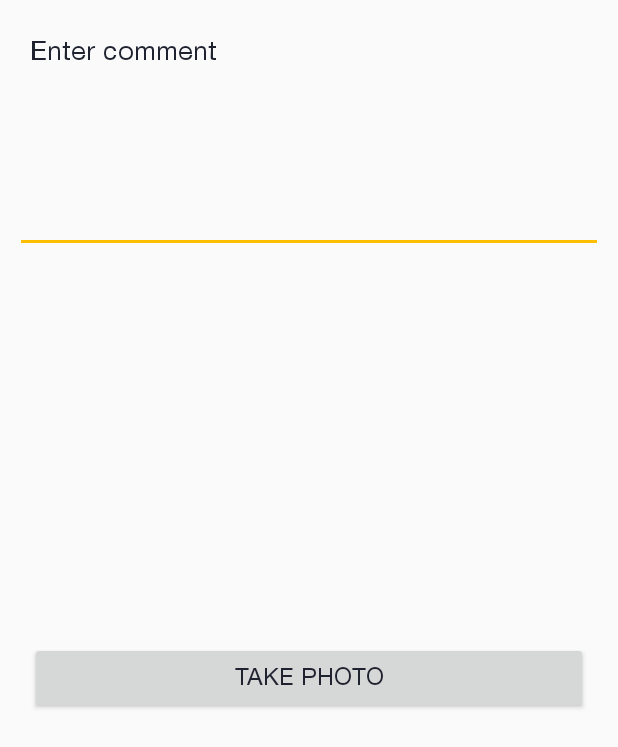
After one commit to AlexMoud/android-kitchener-map, an Android app: the SendMailActivity screen opened directly, with no data from a screen before it, on a phone screen of 412 x 824 dp. The commit adds this screen. Shown: the top 747 px of the screen. Run offline under Robolectric (Android 15) with nearby library versions, the phone set to English and light mode, and no system bars; network calls fail.

Commit message:
Added email functionality

```diff
--- /dev/null
+++ b/app/src/main/java/gr/hua/it21533/kitchenerMap/activities/SendMailActivity.kt
@@ -0,0 +1,109 @@
+package gr.hua.it21533.kitchenerMap.activities
+
+import android.app.Activity
+import android.content.Intent
+import android.graphics.BitmapFactory
+import android.net.Uri
+import android.os.Bundle
+import android.os.Environment
+import android.provider.MediaStore
+import android.support.v4.content.FileProvider
+import android.support.v7.app.AppCompatActivity
+import android.view.View
+import android.widget.Toast
+import kotlinx.android.synthetic.main.activity_send_mail.*
+import java.io.File
+import java.io.IOException
+import java.text.SimpleDateFormat
+import java.util.*
+
+class SendMailActivity : AppCompatActivity() {
+
+    private val TAG = "SEND_MAIL_ACTIVITY"
+    private val REQUEST_TAKE_PHOTO = 1
+    private var latitude: Double? = null
+    private var longitude: Double? = null
+    private var userComment: String? = null
+    lateinit var currentPhotoPath: String
+
+    override fun onCreate(savedInstanceState: Bundle?) {
+        super.onCreate(savedInstanceState)
+        setContentView(gr.hua.it21533.kitchenerMap.R.layout.activity_send_mail)
+        latitude = intent.getDoubleExtra("latitude", 0.0)
+        longitude = intent.getDoubleExtra("longitude", 0.0)
+        feedback_takePhoto_btn.setOnClickListener {
+            dispatchTakePictureIntent()
+        }
+    }
+
+    override fun onActivityResult(requestCode: Int, resultCode: Int, data: Intent?) {
+        if (requestCode == REQUEST_TAKE_PHOTO && resultCode == Activity.RESULT_OK) {
+            val takenImage = BitmapFactory.decodeFile(currentPhotoPath)
+            takenImage_view.setImageBitmap(takenImage)
+            takenImagePath_text.text = currentPhotoPath
+            initSendMailButton()
+        }
+    }
+
+    private fun initSendMailButton() {
+        feedback_sendMail_btn.visibility = View.VISIBLE
+        feedback_sendMail_btn.setOnClickListener {
+            userComment = user_email_comment.text.toString()
+            if (userComment.equals("")) {
+                Toast.makeText(this, "You must provide us with a comment...", Toast.LENGTH_SHORT).show()
+            } else {
+                val emailIntent = Intent(android.content.Intent.ACTION_SEND)
+                emailIntent.type = "image/*"
+                emailIntent.putExtra(android.content.Intent.EXTRA_EMAIL, arrayOf("alexmoud5@gmail.com"))
+                emailIntent.putExtra(android.content.Intent.EXTRA_SUBJECT, "Coordinates $latitude, $longitude")
+                emailIntent.putExtra(android.content.Intent.EXTRA_TEXT, userComment)
+                emailIntent.addFlags(Intent.FLAG_GRANT_READ_URI_PERMISSION)
+                val fileName = File(currentPhotoPath.substringAfterLast("/"))
+                emailIntent.putExtra(
+                    Intent.EXTRA_STREAM,
+                    Uri.parse("content://gr.hua.it21533.kitchenerMap.fileprovider/my_images/$fileName")
+                )
+                startActivity(Intent.createChooser(emailIntent, "Send mail..."))
+            }
+        }
+    }
+
+    @Throws(IOException::class)
+    private fun createImageFile(): File {
+        // Create an image file name
+        val timeStamp: String = SimpleDateFormat("yyyyMMdd_HHmmss").format(Date())
+        val storageDir: File = this!!.getExternalFilesDir(Environment.DIRECTORY_PICTURES)
+        return File.createTempFile(
+            "JPEG_${timeStamp}_", /* prefix */
+            ".jpg", /* suffix */
+            storageDir /* directory */
+        ).apply {
+            // Save a file: path for use with ACTION_VIEW intents
+            currentPhotoPath = absolutePath
+        }
+    }
+
+    private fun dispatchTakePictureIntent() {
+        Intent(MediaStore.ACTION_IMAGE_CAPTURE).also { takePictureIntent ->
+            // Ensure that there's a camera activity to handle the intent
+            takePictureIntent.resolveActivity(this.packageManager)?.also {
+                // Create the File where the photo should go
+                val photoFile: File? = try {
+                    createImageFile()
+                } catch (ex: IOException) {
+                    null
+                }
+                // Continue only if the File was successfully created
+                photoFile?.also {
+                    val photoURI: Uri = FileProvider.getUriForFile(
+                        this,
+                        "gr.hua.it21533.kitchenerMap.fileprovider",
+                        it
+                    )
+                    takePictureIntent.putExtra(MediaStore.EXTRA_OUTPUT, photoURI)
+                    startActivityForResult(takePictureIntent, REQUEST_TAKE_PHOTO)
+                }
+            }
+        }
+    }
+}
--- a/app/src/main/java/gr/hua/it21533/kitchenerMap/interfaces/MapsActivityView.kt
+++ b/app/src/main/java/gr/hua/it21533/kitchenerMap/interfaces/MapsActivityView.kt
@@ -7,4 +7,5 @@ interface MapsActivityView {
     fun showLoading()
     fun hideLoading()
     fun uploadPhoto(currentPhotoPath: String)
+    fun sendMail()
 }
--- /dev/null
+++ b/app/src/main/res/layout/activity_send_mail.xml
@@ -0,0 +1,66 @@
+<?xml version="1.0" encoding="utf-8"?>
+<LinearLayout
+        xmlns:android="http://schemas.android.com/apk/res/android"
+        xmlns:tools="http://schemas.android.com/tools"
+        android:layout_width="match_parent"
+        android:layout_height="match_parent"
+        tools:context=".activities.SendMailActivity"
+        android:orientation="vertical">
+
+    <TextView
+            android:text="Enter comment"
+            android:inputType="text"
+            android:layout_height="wrap_content"
+            android:layout_width="match_parent"
+            android:textSize="@dimen/text_large"
+            android:padding="20dp"/>
+
+    <EditText
+            android:layout_width="match_parent"
+            android:layout_height="100dp"
+            android:layout_marginLeft="10dp"
+            android:layout_marginRight="10dp"
+            android:textColor="@color/colorPrimaryDark"
+            android:inputType="text"
+            android:textSize="@dimen/text_large"
+            android:id="@+id/user_email_comment"/>
+
+    <LinearLayout
+            android:layout_width="match_parent"
+            android:layout_height="wrap_content"
+            android:orientation="vertical">
+
+        <ImageView
+                android:layout_width="match_parent"
+                android:layout_height="200dp"
+                android:id="@+id/takenImage_view"/>
+
+        <TextView
+                android:layout_width="wrap_content"
+                android:layout_height="wrap_content"
+                android:id="@+id/takenImagePath_text"
+                android:padding="10sp"
+                android:textSize="@dimen/text_small"/>
+
+        <Button
+                android:layout_width="match_parent"
+                android:layout_height="wrap_content"
+                android:layout_margin="20dp"
+                android:textSize="@dimen/text_medium"
+                android:text="@string/feedback_takePhoto_button"
+                android:id="@+id/feedback_takePhoto_btn"/>
+
+        <Button
+                android:layout_width="match_parent"
+                android:layout_height="wrap_content"
+                android:layout_marginHorizontal="20dp"
+                android:layout_marginTop="5dp"
+                android:visibility="gone"
+                android:textSize="@dimen/text_medium"
+                android:text="@string/feedback_sendMail_button"
+                android:id="@+id/feedback_sendMail_btn"/>
+
+    </LinearLayout>
+
+
+</LinearLayout>
--- a/app/src/main/res/values/strings.xml
+++ b/app/src/main/res/values/strings.xml
@@ -76,5 +76,6 @@
     </string>
     <string name="title_activity_about">AboutActivity</string>
     <string name="feedback_takePhoto_button">Take Photo</string>
-    <string name="feedback_upload_button">Upload Photo</string>
+    <string name="feedback_sendMail_button">Send Mail</string>
+    <string name="title_activity_send_mail">SendMailActivity</string>
 </resources>
```
Also changed, not shown: app/src/main/AndroidManifest.xml (+10 -3 lines), app/src/main/java/gr/hua/it21533/kitchenerMap/activities/MapsActivity.kt (+47 -6 lines), app/src/main/java/gr/hua/it21533/kitchenerMap/activities/MapsActivityPresenter.kt (+8 -5 lines), app/src/main/java/gr/hua/it21533/kitchenerMap/fragments/FeedbackFragment.kt (+2 -77 lines), app/src/main/res/layout/fragment_feedback.xml (+31 -31 lines).
